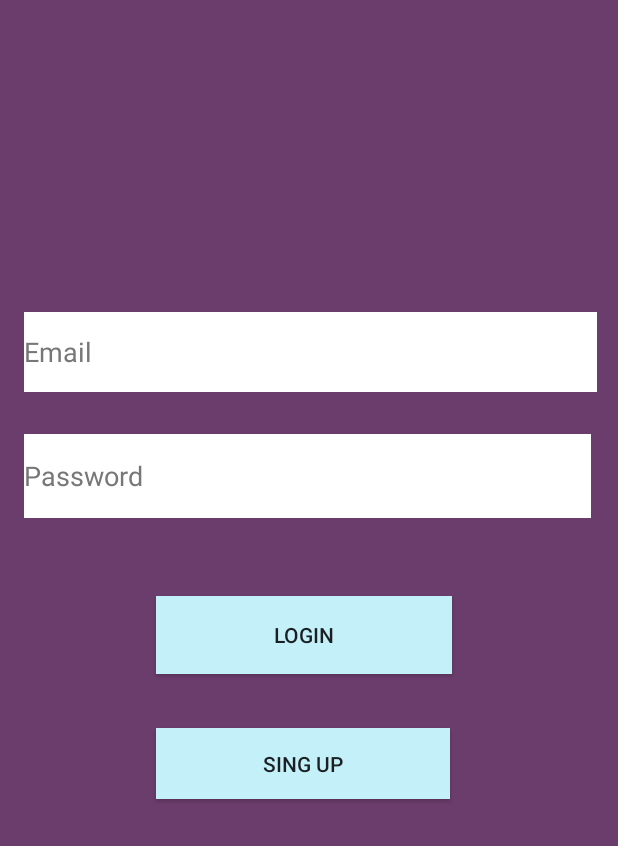
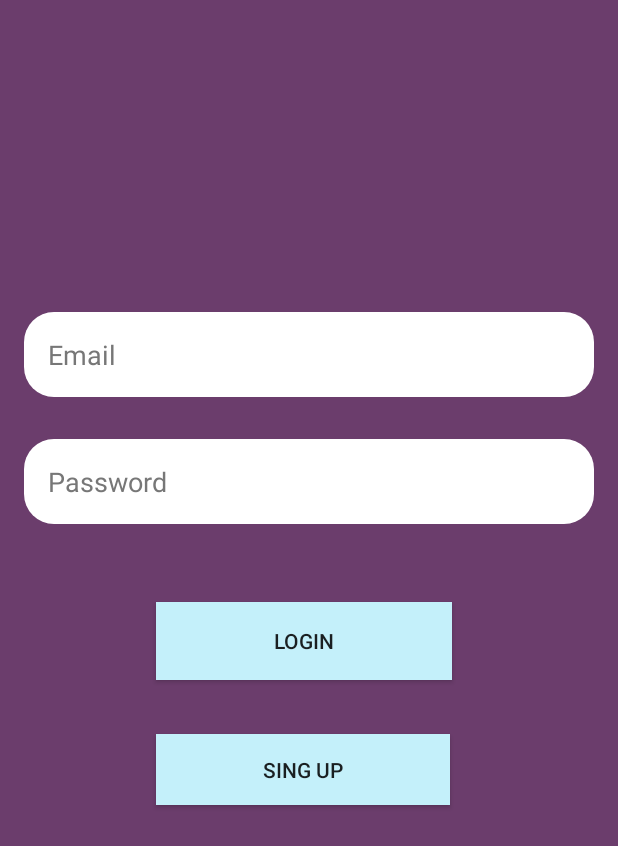
Before and after one commit to ThyagoFRTS/DataNewsAnime, an Android app: the screen it shows after launch (Login), on a phone screen of 412 x 824 dp. Shown: the top 846 px of the screen. Run offline under Robolectric (Android 15) with nearby library versions, the phone set to English and light mode, and no system bars; our stand-ins replace Firebase (no records; nobody signed in at launch, a user with empty details on screens opened directly).

Commit message:
Recycler View and styled login

```diff
--- /dev/null
+++ b/app/src/main/res/drawable/edit_text_background.xml
@@ -0,0 +1,5 @@
+<?xml version="1.0" encoding="utf-8"?>
+<shape xmlns:android="http://schemas.android.com/apk/res/android">
+<solid android:color="@android:color/white"/>
+    <corners android:radius="20dp"/>
+</shape>
--- a/app/src/main/res/layout/activity_login.xml
+++ b/app/src/main/res/layout/activity_login.xml
@@ -9,35 +9,37 @@
     <EditText
         android:autofillHints="@string/email"
         android:id="@+id/userNameLogin"
-        android:layout_width="382dp"
-        android:layout_height="53dp"
-        android:layout_marginStart="16dp"
-        android:layout_marginLeft="16dp"
+        android:layout_width="0dp"
+        android:layout_height="wrap_content"
+        android:layout_marginHorizontal="16dp"
+        android:padding="16dp"
         android:layout_marginTop="208dp"
         android:ems="10"
-        android:background="#FFF"
+        android:background="@drawable/edit_text_background"
         android:textColor="@color/black"
         android:textColorHint="@color/gray"
         android:hint="@string/email"
         android:inputType="textPersonName"
         app:layout_constraintStart_toStartOf="parent"
-        app:layout_constraintTop_toTopOf="parent" />
+        app:layout_constraintTop_toTopOf="parent"
+        app:layout_constraintEnd_toEndOf="parent"/>
 
 
     <EditText
+        android:id="@+id/passLogin"
+        android:layout_width="0dp"
+        android:layout_height="wrap_content"
+        android:layout_marginHorizontal="16dp"
+        android:layout_marginTop="28dp"
         android:autofillHints="@string/pass"
-        android:id="@+id/passLogin"
-        android:layout_width="378dp"
-        android:layout_height="56dp"
-        android:layout_marginStart="16dp"
-        android:layout_marginLeft="16dp"
-        android:layout_marginTop="28dp"
+        android:background="@drawable/edit_text_background"
         android:ems="10"
-        android:background="#FFF"
+        android:hint="@string/pass"
+        android:inputType="textPassword"
+        android:padding="16dp"
         android:textColor="@color/black"
         android:textColorHint="@color/gray"
-        android:hint="@string/pass"
-        android:inputType="textPassword"
+        app:layout_constraintEnd_toEndOf="parent"
         app:layout_constraintStart_toStartOf="parent"
         app:layout_constraintTop_toBottomOf="@+id/userNameLogin" />
 
```
Also changed, not shown: app/src/main/java/com/example/datanewsanime/Home.java (+10 -13 lines), app/src/main/java/com/example/datanewsanime/recyclerview/adapter/NewsDataAdapter.java (added, +78 -0 lines), app/src/main/res/layout/activity_home.xml (+16 -14 lines), app/src/main/res/layout/item_news_data.xml (added, +43 -0 lines).
